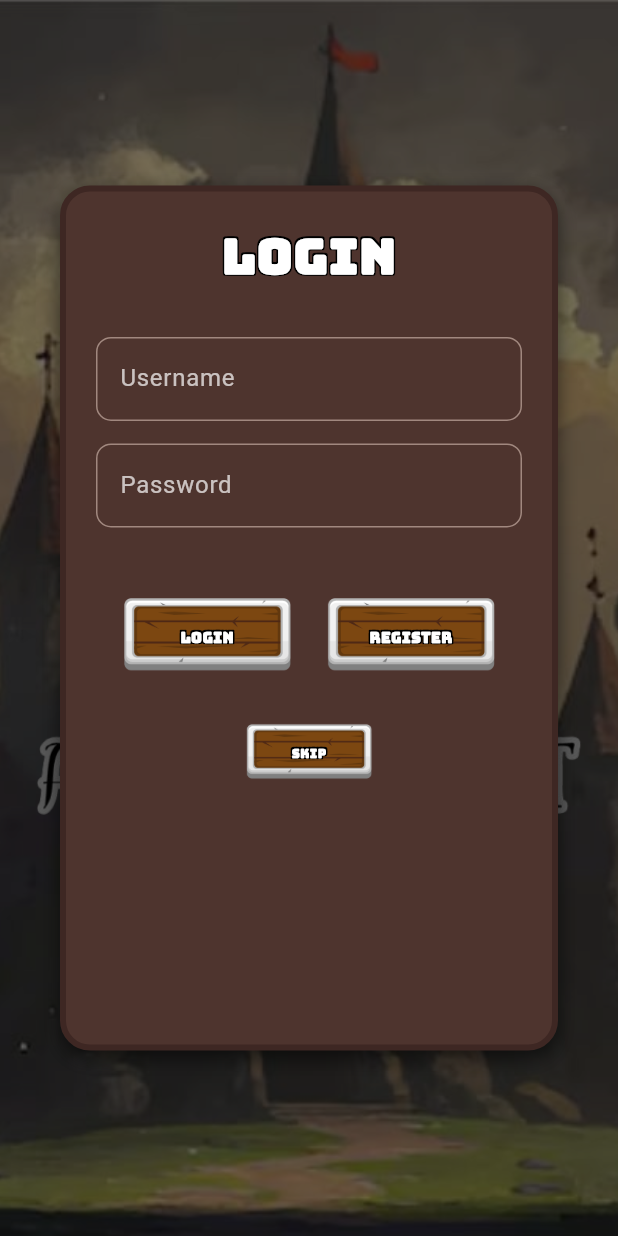
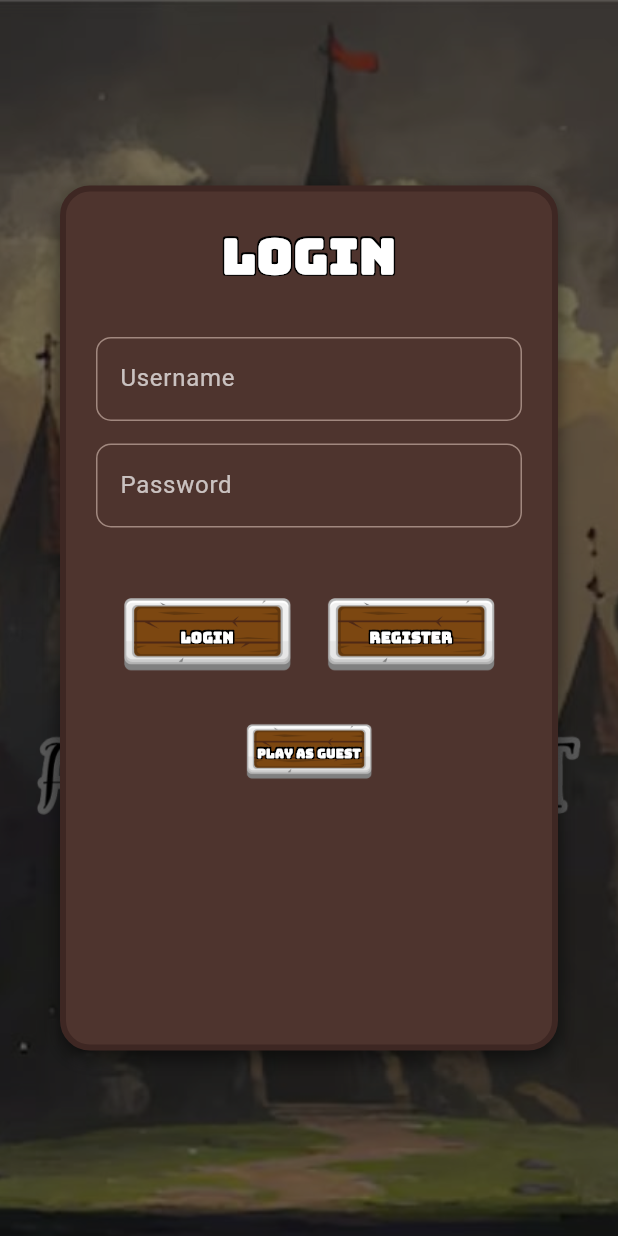
Before and after one commit to junirst/match3, a Flutter app: the screen it shows after launch, on a phone screen of 412 x 824 dp. Run offline on Flutter 3.47's test engine with Material 3 defaults, Android fonts, the phone set to English and light mode, and no system bars; our stand-ins replace audioplayers, shared_preferences; missing offline and left inert: flame.

```diff
--- a/lib/opening_screen.dart
+++ b/lib/opening_screen.dart
@@ -333,7 +333,7 @@ class _OpeningScreenState extends State<OpeningScreen>
 
               // Skip button
               _buildFramedButton(
-                _getLocalizedText('SKIP', 'BỎ QUA'),
+                _getLocalizedText('PLAY AS GUEST', 'CHƠI VỚI TƯ CÁCH KHÁCH'),
                     () {
                   AudioManager().playSfx();
                   _setFirstLaunchComplete();
```
